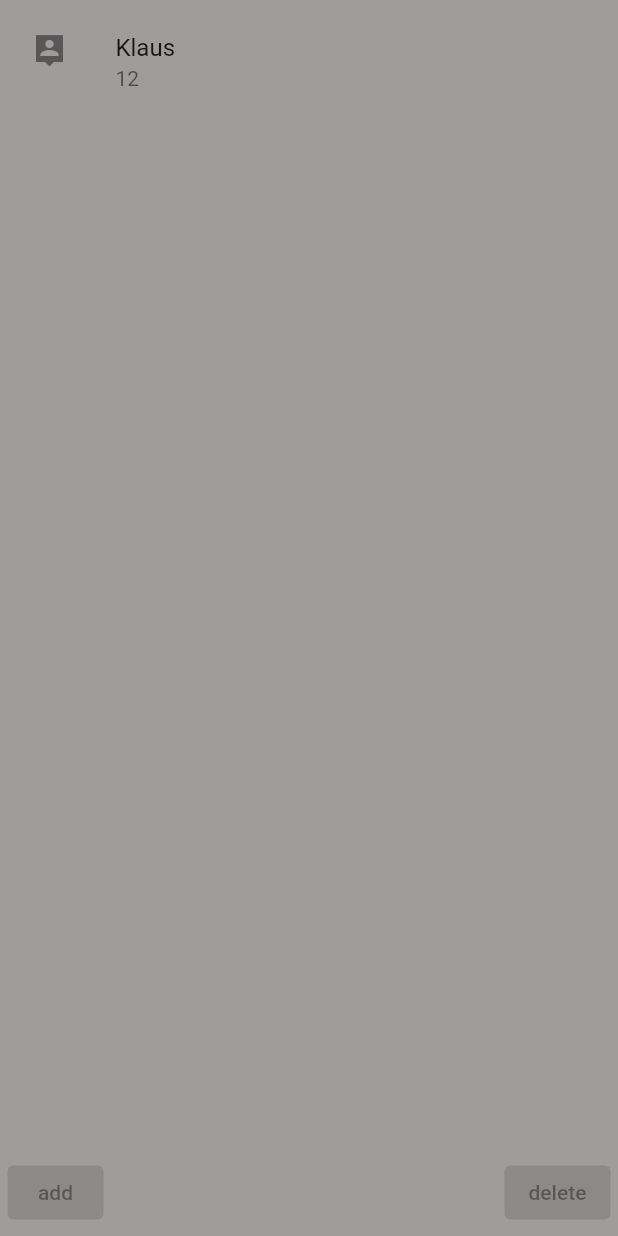
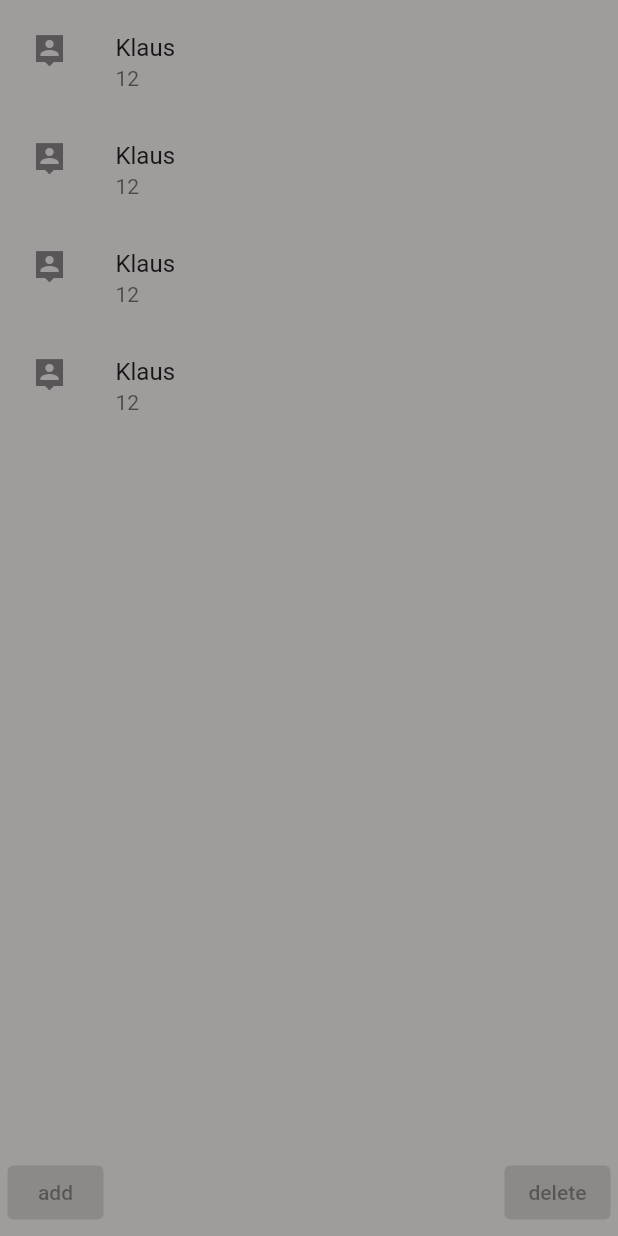
Before and after one commit to marvinkraus/Flutter-Demo-App_Namensliste, a Flutter app: the screen it shows after launch, on a phone screen of 412 x 824 dp. Run offline on Flutter 3.47's test engine with Material 2 defaults, Android fonts, the phone set to English and light mode, and no system bars.

Commit message:
--- Auto-Git Commit ---

```diff
--- a/lib/pages/start.dart
+++ b/lib/pages/start.dart
@@ -12,6 +12,9 @@ class StartPage extends StatelessWidget {
 
   List<String> personen = ["Klaus", "Gabi", "Hans"];
   List<Person> personenNew = [
+    Person(name: "Klaus", alter: 12, picture: "Test"),
+    Person(name: "Klaus", alter: 12, picture: "Test"),
+    Person(name: "Klaus", alter: 12, picture: "Test"),
     Person(name: "Klaus", alter: 12, picture: "Test")
   ];
 
@@ -61,10 +64,15 @@ class StartPage extends StatelessWidget {
                 child: ListView.builder(
                     itemCount: personenNew.length,
                     itemBuilder: (BuildContext context, int index) {
-                      return ListTile(
-                          leading: const Icon(Icons.person_pin_sharp),
-                          title: Text(personenNew[index].name),
-                          subtitle: Text(personenNew[index].alter.toString()));
+                      return InkWell(
+                          onTap: () {
+                            print("AAAA");
+                          },
+                          child: ListTile(
+                              leading: const Icon(Icons.person_pin_sharp),
+                              title: Text(personenNew[index].name),
+                              subtitle:
+                                  Text(personenNew[index].alter.toString())));
                     }),
               ),
               Row(
```
